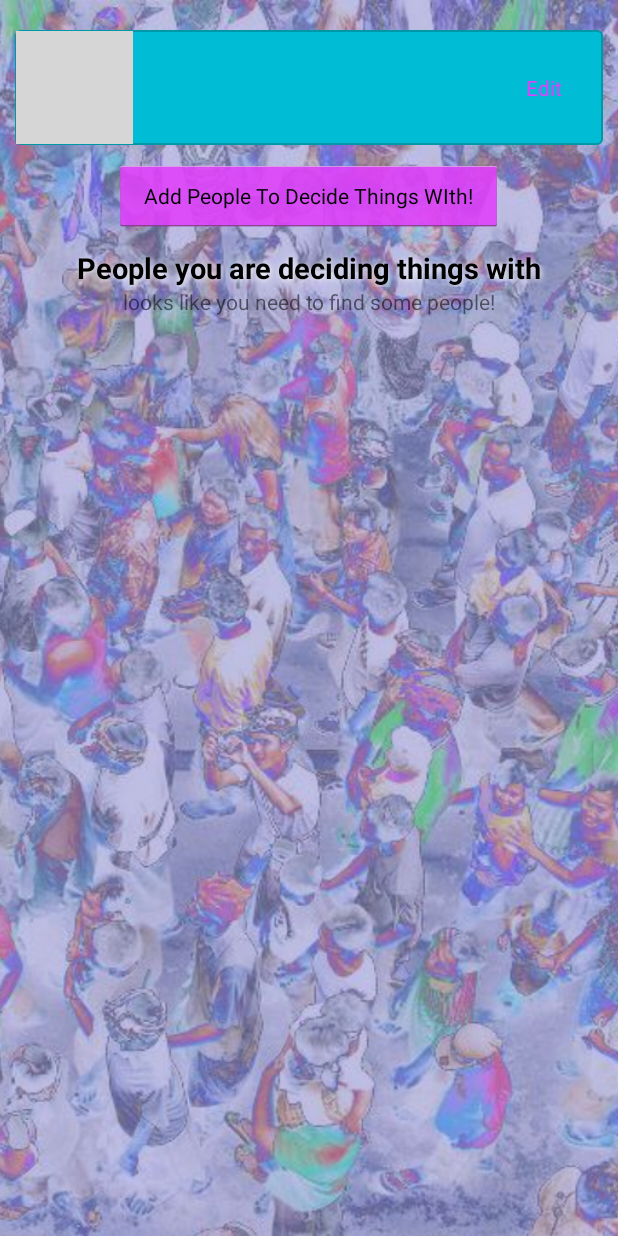
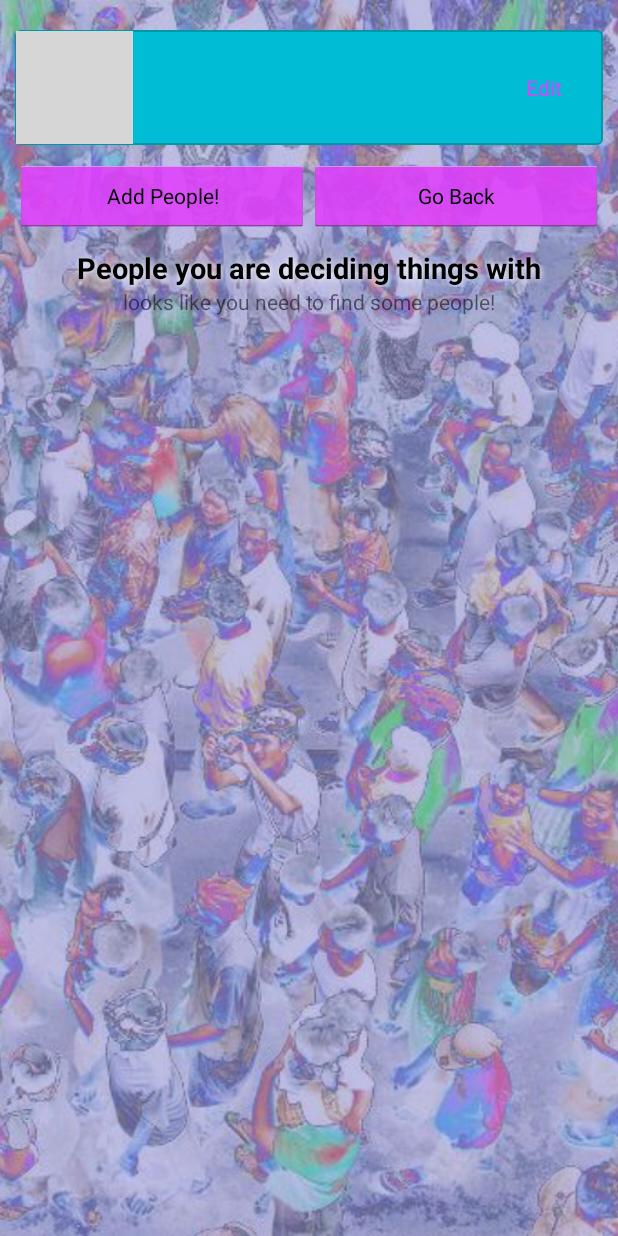
Before and after one commit to ewajm/IndecisiveRPS, an Android app: the SocialActivity screen opened directly, with no data from a screen before it, on a phone screen of 412 x 824 dp. Run offline under Robolectric (Android 15) with nearby library versions, the phone set to English and light mode, and no system bars; our stand-ins replace ButterKnife, Firebase (no records; nobody signed in at launch, a user with empty details on screens opened directly), Picasso; libraries missing offline, so code that uses them is left out: org.parceler; pictures from the network do not load; 1 statement that could not run was skipped; grey boxes are pictures that could not be loaded.

Commit message:
Add button to go back from social activity

```diff
--- a/app/src/main/java/com/ewa/indecisiverps/ui/SocialActivity.java
+++ b/app/src/main/java/com/ewa/indecisiverps/ui/SocialActivity.java
@@ -33,7 +33,7 @@ import butterknife.ButterKnife;
 
 //TODO: delete icon instead of swipe to delete on friends activity because 1. i am lazy and 2.consistency
 //TODO: some sort of indication when you have a friend invite
-public class SocialActivity extends AppCompatActivity {
+public class SocialActivity extends AppCompatActivity implements View.OnClickListener{
     @Bind(R.id.addFriendButton) Button mAddFriendButton;
     @Bind(R.id.invitationsRecyclerView) RecyclerView mInvitationRecyclerView;
     @Bind(R.id.friendsRecyclerView) RecyclerView mFriendsRecyclerView;
@@ -42,6 +42,7 @@ public class SocialActivity extends AppCompatActivity {
     @Bind(R.id.invitationsLinearLayout) LinearLayout mInvitationsLinearLayout;
     @Bind(R.id.friendsLinearLayout) LinearLayout mFriendsLinearLayout;
     @Bind(R.id.emptyView) TextView mEmptyView;
+    @Bind(R.id.goBackButton) Button mBackButton;
     String mCurrentUserId;
     ArrayList<User> mInvites = new ArrayList<>();
     ArrayList<User> mFriends = new ArrayList<>();
@@ -64,13 +65,8 @@ public class SocialActivity extends AppCompatActivity {
         String initial =mCurrentUserName.substring(0, 1);
         String url = "https://dummyimage.com/80x80/0096a7/ffffff.png&text=" + initial;
         Picasso.with(this).load(url).fit().into(muUserIconImageView);
-        mAddFriendButton.setOnClickListener(new View.OnClickListener() {
-            @Override
-            public void onClick(View view) {
-                Intent addFriendIntent = new Intent(SocialActivity.this, AddFriendActivity.class);
-                startActivity(addFriendIntent);
-            }
-        });
+        mAddFriendButton.setOnClickListener(this);
+        mBackButton.setOnClickListener(this);
         createUserLists();
         populateListViews();
     }
@@ -150,4 +146,18 @@ public class SocialActivity extends AppCompatActivity {
             mFriendsQuery.removeEventListener(mFriendsEventListener);
         }
     }
+
+    @Override
+    public void onClick(View view) {
+        switch(view.getId()){
+            case R.id.addFriendButton:
+                Intent addFriendIntent = new Intent(SocialActivity.this, AddFriendActivity.class);
+                startActivity(addFriendIntent);
+                break;
+            case R.id.goBackButton:
+                Intent goBackIntent = new Intent(SocialActivity.this, MainActivity.class);
+                startActivity(goBackIntent);
+                break;
+        }
+    }
 }
--- a/app/src/main/res/layout/content_social.xml
+++ b/app/src/main/res/layout/content_social.xml
@@ -52,24 +52,39 @@
             android:layout_gravity="center"
             android:id="@+id/editProfileText"/>
     </LinearLayout>
-
-    <Button
-        android:text="Add People To Decide Things WIth!"
-        android:layout_width="wrap_content"
+    <LinearLayout
+        android:layout_width="match_parent"
         android:layout_height="wrap_content"
-        android:id="@+id/addFriendButton"
-        android:textSize="14sp"
-        android:paddingLeft="20dp"
-        android:paddingRight="20dp"
-        android:layout_below="@+id/linearLayout3"
-        android:layout_centerHorizontal="true" />
-
+        android:layout_below="@id/linearLayout3"
+        android:orientation="horizontal"
+        android:id="@+id/buttonLinearLayout"
+        android:layout_marginRight="10dp"
+        android:layout_marginLeft="10dp">
+        <Button
+            android:text="Add People!"
+            android:layout_width="0dp"
+            android:layout_height="wrap_content"
+            android:layout_weight="1"
+            android:id="@+id/addFriendButton"
+            android:textSize="14sp"
+            android:paddingLeft="20dp"
+            android:paddingRight="20dp"/>
+        <Button
+            android:text="Go Back"
+            android:layout_width="0dp"
+            android:layout_height="wrap_content"
+            android:layout_weight="1"
+            android:id="@+id/goBackButton"
+            android:textSize="14sp"
+            android:paddingLeft="20dp"
+            android:paddingRight="20dp"/>
+    </LinearLayout>
     <LinearLayout
         android:layout_width="match_parent"
         android:layout_height="wrap_content"
         android:orientation="vertical"
         android:layout_margin="5dp"
-        android:layout_below="@id/addFriendButton"
+        android:layout_below="@id/buttonLinearLayout"
         android:id="@+id/invitationsLinearLayout"
         android:visibility="gone">
         <TextView
@@ -127,5 +142,4 @@
             android:id="@+id/emptyView"
             android:text="looks like you need to find some people!"/>
     </LinearLayout>
-
 </RelativeLayout>
```
Also changed, not shown: app/src/main/res/layout/activity_login.xml (+12 -12 lines).
